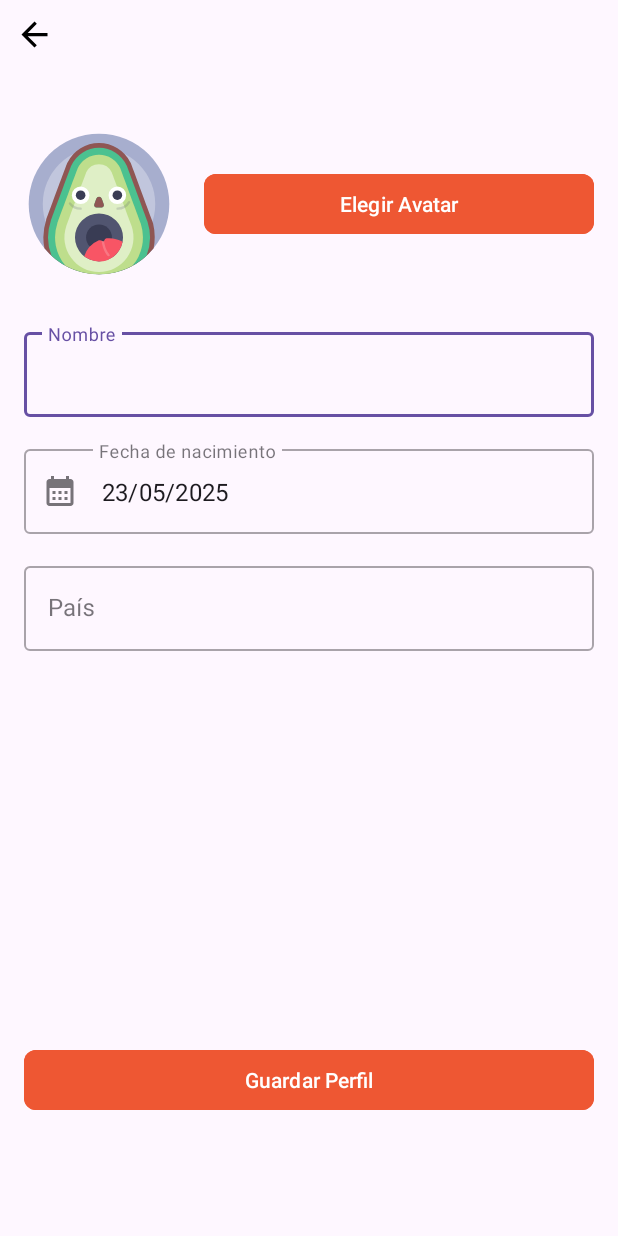
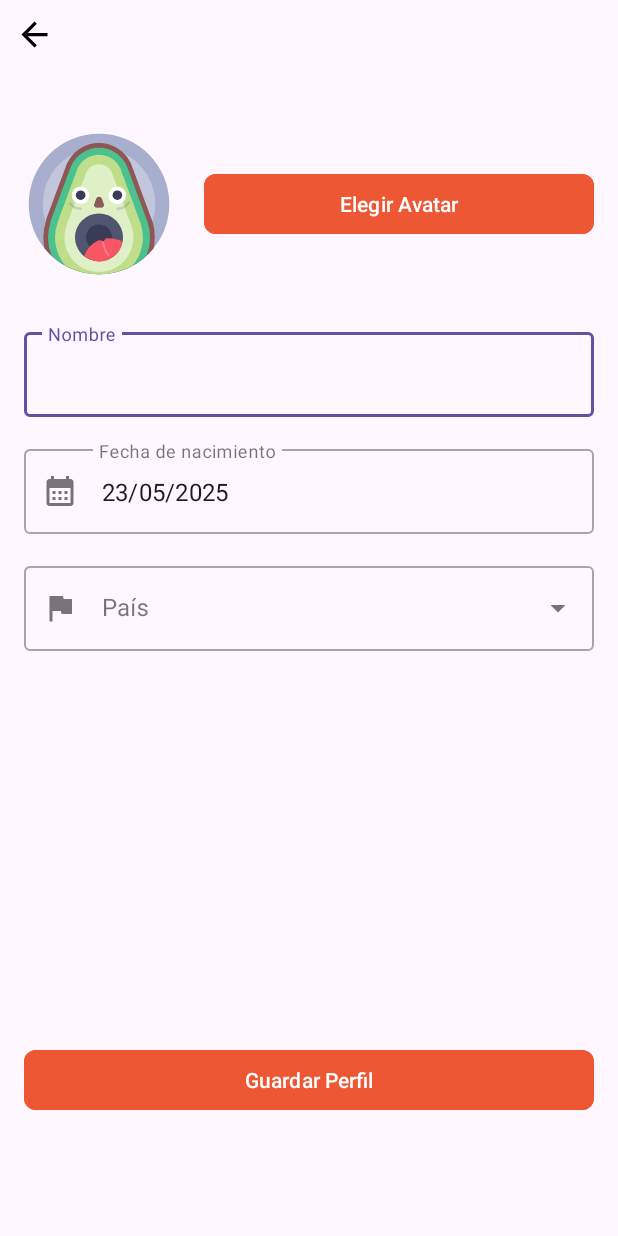
Before and after one commit to isaurus/ggmanager.frontend.android, an Android app: the EditUserProfileActivity screen opened directly, with no data from a screen before it, on a phone screen of 412 x 824 dp. Run offline under Robolectric (Android 15) with nearby library versions, the phone set to English and light mode, and no system bars; our stand-ins replace Dagger/Hilt's generated code; 2 statements that could not run were skipped.

Commit message:
Cambios en UserProfile

```diff
--- /dev/null
+++ b/app/src/main/java/com/isaac/ggmanager/core/utils/CountryProviderUtils.java
@@ -0,0 +1,14 @@
+package com.isaac.ggmanager.core.utils;
+
+import android.content.Context;
+
+import com.isaac.ggmanager.R;
+
+import java.util.Arrays;
+import java.util.List;
+
+public class CountryProviderUtils {
+    public static List<String> getCountries(Context context) {
+        return Arrays.asList(context.getResources().getStringArray(R.array.countries_array));
+    }
+}
--- a/app/src/main/java/com/isaac/ggmanager/data/repository/FirestoreUserRepositoryImpl.java
+++ b/app/src/main/java/com/isaac/ggmanager/data/repository/FirestoreUserRepositoryImpl.java
@@ -42,10 +42,6 @@ public class FirestoreUserRepositoryImpl implements FirestoreUserRepository {
     public LiveData<Resource<Boolean>> createUser(UserModel userModel) {
         MutableLiveData<Resource<Boolean>> result = new MutableLiveData<>();
         result.setValue(Resource.loading());
-
-        if (userModel.getAvatar() == null){
-            userModel.setAvatar("");
-        }
 
         firestore.collection("users")
                 .document(userModel.getFirebaseUid())
--- a/app/src/main/java/com/isaac/ggmanager/ui/home/user/EditUserProfileActivity.java
+++ b/app/src/main/java/com/isaac/ggmanager/ui/home/user/EditUserProfileActivity.java
@@ -3,15 +3,19 @@ package com.isaac.ggmanager.ui.home.user;
 import android.app.AlertDialog;
 import android.content.Intent;
 import android.os.Bundle;
+import android.widget.ArrayAdapter;
+import android.widget.AutoCompleteTextView;
 import android.widget.Toast;
 
 import androidx.activity.EdgeToEdge;
 import androidx.appcompat.app.AppCompatActivity;
 import androidx.lifecycle.ViewModelProvider;
 
+import com.isaac.ggmanager.core.utils.CountryProviderUtils;
 import com.isaac.ggmanager.core.utils.DatePickerUtils;
 import com.isaac.ggmanager.core.utils.InsetsUtils;
 import com.isaac.ggmanager.core.utils.TextWatcherUtils;
+import com.isaac.ggmanager.core.utils.UIUserUtils;
 import com.isaac.ggmanager.databinding.ActivityEditUserProfileBinding;
 
 import java.util.Calendar;
@@ -41,6 +45,7 @@ public class EditUserProfileActivity extends AppCompatActivity {
 
         calendar = Calendar.getInstance();
         setUpDatePicker();
+        setUpCountryDropdown();
 
         setUpListeners();
         observeViewModel();
@@ -55,7 +60,7 @@ public class EditUserProfileActivity extends AppCompatActivity {
             String avatar = avatarSelected;
             String name = binding.etName.getText().toString().trim();
             String birthdate = binding.etBirthdate.getText().toString().trim();
-            String country = binding.etCountry.getText().toString().trim();
+            String country = binding.atvCountry.getText().toString().trim();
 
             editUserProfileViewModel.validateEditUserForm(avatar, name, birthdate, country);
         });
@@ -71,7 +76,7 @@ public class EditUserProfileActivity extends AppCompatActivity {
                 case VALIDATING:
                     binding.btnSaveProfile.setEnabled(false);
 
-                    // ¿AVATAR?
+                    // VALIDACIÓN DE AVATAR
                     binding.tilName.setError(editUserProfileViewState.isNameValid() ? null : "Nombre no permitido");
                     binding.tilBirthdate.setError(editUserProfileViewState.isBirthdateValid() ? null : "Fecha errónea");
                     binding.tilCountry.setError(editUserProfileViewState.isCountryValid() ? null : "País erróneo");
@@ -88,10 +93,6 @@ public class EditUserProfileActivity extends AppCompatActivity {
         });
     }
 
-    private void launchUserProfileActivity(){
-        startActivity(new Intent(this, UserProfileActivity.class));
-    }
-
     private void setUpDatePicker() {
         DatePickerUtils.setupDatePicker(
                 this,
@@ -100,10 +101,23 @@ public class EditUserProfileActivity extends AppCompatActivity {
         );
     }
 
+    private void setUpCountryDropdown() {
+        AutoCompleteTextView countryInput = binding.atvCountry;
+
+        ArrayAdapter<String> adapter = new ArrayAdapter<>(
+                this,
+                android.R.layout.simple_dropdown_item_1line,
+                CountryProviderUtils.getCountries(this)
+        );
+
+        countryInput.setAdapter(adapter);
+    }
+
+
     private void enableButtonOnTextChange(){
         TextWatcherUtils.enableViewOnTextChange(binding.etName, binding.btnSaveProfile,binding.tilName);
         TextWatcherUtils.enableViewOnTextChange(binding.etBirthdate, binding.btnSaveProfile,binding.tilBirthdate);
-        TextWatcherUtils.enableViewOnTextChange(binding.etCountry, binding.btnSaveProfile,binding.tilCountry);
+        TextWatcherUtils.enableViewOnTextChange(binding.atvCountry, binding.btnSaveProfile,binding.tilCountry);
     }
 
     // TODO AÑADIR DIALOG DE "¿SEGUR QUE QUIERES VOLVER ATRÁS? TUS CAMBIOS NO SE APLICARÁN"
--- a/app/src/main/java/com/isaac/ggmanager/ui/home/user/EditUserProfileViewState.java
+++ b/app/src/main/java/com/isaac/ggmanager/ui/home/user/EditUserProfileViewState.java
@@ -68,6 +68,10 @@ public class EditUserProfileViewState {
         return resource.getStatus();
     }
 
+    public <T> T getData() {
+        return (T) resource.getData();
+    }
+
     public String getMessage(){
         return resource.getMessage();
     }
--- a/app/src/main/java/com/isaac/ggmanager/ui/home/user/UserProfileViewModel.java
+++ b/app/src/main/java/com/isaac/ggmanager/ui/home/user/UserProfileViewModel.java
@@ -1,6 +1,5 @@
 package com.isaac.ggmanager.ui.home.user;
 
-import androidx.lifecycle.LifecycleOwner;
 import androidx.lifecycle.LiveData;
 import androidx.lifecycle.MutableLiveData;
 import androidx.lifecycle.ViewModel;
--- a/app/src/main/java/com/isaac/ggmanager/ui/login/LoginActivity.java
+++ b/app/src/main/java/com/isaac/ggmanager/ui/login/LoginActivity.java
@@ -69,7 +69,6 @@ public class LoginActivity extends AppCompatActivity {
                 case VALIDATING:
                     binding.progressBar.setVisibility(View.GONE);
                     binding.btnGoogleSignIn.setEnabled(false);
-
                     break;
                 case LOADING:
                     binding.progressBar.setVisibility(View.VISIBLE);
--- a/app/src/main/res/layout/activity_edit_user_profile.xml
+++ b/app/src/main/res/layout/activity_edit_user_profile.xml
@@ -75,20 +75,24 @@
 
     <com.google.android.material.textfield.TextInputLayout
         android:id="@+id/til_country"
-        style="@style/Widget.MaterialComponents.TextInputLayout.OutlinedBox"
+        style="@style/Widget.MaterialComponents.TextInputLayout.OutlinedBox.ExposedDropdownMenu"
         android:layout_width="0dp"
         android:layout_height="wrap_content"
         android:layout_marginTop="16dp"
         android:hint="País"
         app:layout_constraintEnd_toEndOf="@+id/til_birthdate"
         app:layout_constraintStart_toStartOf="@+id/til_birthdate"
-        app:layout_constraintTop_toBottomOf="@+id/til_birthdate">
+        app:layout_constraintTop_toBottomOf="@+id/til_birthdate"
+        app:startIconDrawable="@drawable/ic_flag">
 
-        <com.google.android.material.textfield.TextInputEditText
-            android:id="@+id/et_country"
+        <com.google.android.material.textfield.MaterialAutoCompleteTextView
+            android:id="@+id/atv_country"
             android:layout_width="match_parent"
             android:layout_height="wrap_content"
-            android:inputType="textPersonName" />
+            android:inputType="none"
+            android:cursorVisible="false"
+            android:focusable="true"
+            android:paddingStart="50dp"/>
     </com.google.android.material.textfield.TextInputLayout>
 
     <com.google.android.material.button.MaterialButton
--- a/app/src/main/res/values/strings.xml
+++ b/app/src/main/res/values/strings.xml
@@ -1,3 +1,56 @@
 <resources>
     <string name="app_name">GG Manager</string>
+
+    <string-array name="countries_array">
+        <item>Alemania</item>
+        <item>Andorra</item>
+        <item>Austria</item>
+        <item>Bélgica</item>
+        <item>Bielorrusia</item>
+        <item>Bosnia y Herzegovina</item>
+        <item>Bulgaria</item>
+        <item>Chequia</item>
+        <item>Chipre</item>
+        <item>Ciudad del Vaticano</item>
+        <item>Croacia</item>
+        <item>Dinamarca</item>
+        <item>Eslovaquia</item>
+        <item>Eslovenia</item>
+        <item>España</item>
+        <item>Estonia</item>
+        <item>Finlandia</item>
+        <item>Francia</item>
+        <item>Georgia</item>
+        <item>Grecia</item>
+        <item>Hungría</item>
+        <item>Irlanda</item>
+        <item>Islandia</item>
+        <item>Italia</item>
+        <item>Kazajistán</item>
+        <item>Kosovo</item>
+        <item>Letonia</item>
+        <item>Liechtenstein</item>
+        <item>Lituania</item>
+        <item>Luxemburgo</item>
+        <item>Malta</item>
+        <item>Moldavia</item>
+        <item>Mónaco</item>
+        <item>Montenegro</item>
+        <item>Noruega</item>
+        <item>Países Bajos</item>
+        <item>Polonia</item>
+        <item>Portugal</item>
+        <item>Reino Unido</item>
+        <item>Rumanía</item>
+        <item>Rusia</item>
+        <item>San Marino</item>
+        <item>Serbia</item>
+        <item>Suecia</item>
+        <item>Suiza</item>
+        <item>Turquía</item>
+        <item>Ucrania</item>
+    </string-array>
+
+
+
 </resources>
```
Also changed, not shown: app/src/main/java/com/isaac/ggmanager/core/mapper/UserMapper.java (+10 -4 lines), app/src/main/java/com/isaac/ggmanager/core/utils/UIUserUtils.java (added, +27 -0 lines), app/src/main/java/com/isaac/ggmanager/domain/model/UserModel.java (+11 -3 lines), app/src/main/java/com/isaac/ggmanager/ui/home/user/EditUserProfileViewModel.java (+6 -2 lines), app/src/main/java/com/isaac/ggmanager/ui/home/user/UserProfileActivity.java (+7 -13 lines).
